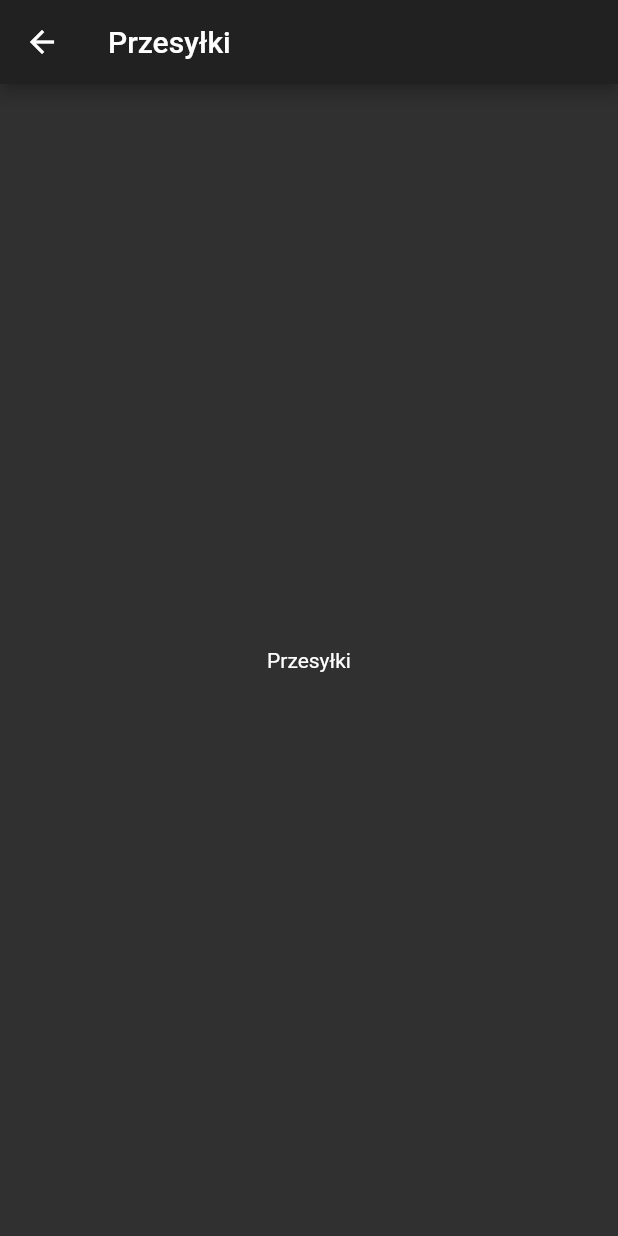
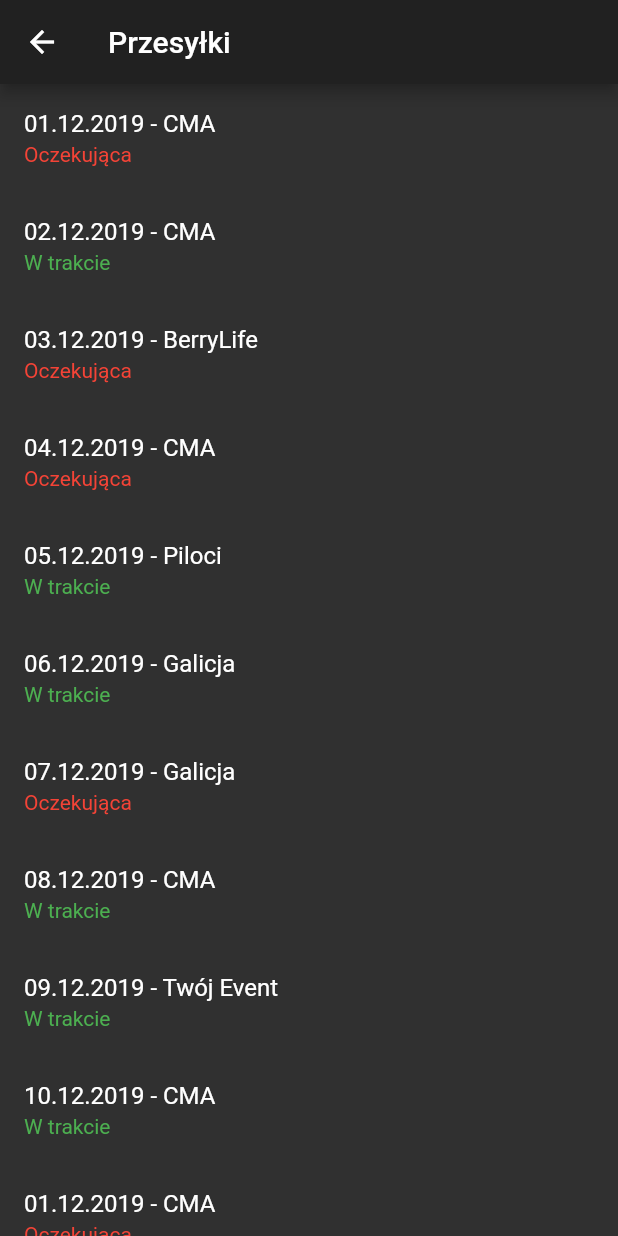
Before and after one commit to jpitucha/raporting_and_todo_app_mobile, a Flutter app: the ShippingPage screen opened by its route, on a phone screen of 412 x 824 dp. Run offline on Flutter 3.47's test engine with Material 2 defaults, Android fonts, the phone set to English and light mode, and no system bars.

Commit message:
Filled with some test data

```diff
--- a/lib/pages/shipping.dart
+++ b/lib/pages/shipping.dart
@@ -11,13 +11,89 @@
       appBar: AppBar(
         title: Text('Przesyłki'),
       ),
-      body: Center(
-        child: Column(
-          mainAxisAlignment: MainAxisAlignment.spaceEvenly,
-          children: <Widget>[
-            Text('Przesyłki')
-          ],
-        ),
+      body: ListView(
+        children: <Widget>[
+          ListTile(
+            title: Text('01.12.2019 - CMA'),
+            subtitle: Text("Oczekująca", style: TextStyle(color: Colors.red))
+          ),
+          ListTile(
+            title: Text('02.12.2019 - CMA'),
+            subtitle: Text("W trakcie", style: TextStyle(color: Colors.green))
+          ),
+          ListTile(
+            title: Text('03.12.2019 - BerryLife'),
+            subtitle: Text("Oczekująca", style: TextStyle(color: Colors.red))
+          ),
+          ListTile(
+            title: Text('04.12.2019 - CMA'),
+            subtitle: Text("Oczekująca", style: TextStyle(color: Colors.red))
+          ),
+          ListTile(
+            title: Text('05.12.2019 - Piloci'),
+            subtitle: Text("W trakcie", style: TextStyle(color: Colors.green))
+          ),
+          ListTile(
+            title: Text('06.12.2019 - Galicja'),
+            subtitle: Text("W trakcie", style: TextStyle(color: Colors.green))
+          ),
+          ListTile(
+            title: Text('07.12.2019 - Galicja'),
+            subtitle: Text("Oczekująca", style: TextStyle(color: Colors.red))
+          ),
+          ListTile(
+            title: Text('08.12.2019 - CMA'),
+            subtitle: Text("W trakcie", style: TextStyle(color: Colors.green))
+          ),
+          ListTile(
+            title: Text('09.12.2019 - Twój Event'),
+            subtitle: Text("W trakcie", style: TextStyle(color: Colors.green))
+          ),
+          ListTile(
+            title: Text('10.12.2019 - CMA'),
+            subtitle: Text("W trakcie", style: TextStyle(color: Colors.green))
+          ),
+          ListTile(
+            title: Text('01.12.2019 - CMA'),
+            subtitle: Text("Oczekująca", style: TextStyle(color: Colors.red))
+          ),
+          ListTile(
+            title: Text('02.12.2019 - CMA'),
+            subtitle: Text("W trakcie", style: TextStyle(color: Colors.green))
+          ),
+          ListTile(
+            title: Text('03.12.2019 - BerryLife'),
+            subtitle: Text("Oczekująca", style: TextStyle(color: Colors.red))
+          ),
+          ListTile(
+            title: Text('04.12.2019 - CMA'),
+            subtitle: Text("Oczekująca", style: TextStyle(color: Colors.red))
+          ),
+          ListTile(
+            title: Text('05.12.2019 - Piloci'),
+            subtitle: Text("W trakcie", style: TextStyle(color: Colors.green))
+          ),
+          ListTile(
+            title: Text('06.12.2019 - Galicja'),
+            subtitle: Text("W trakcie", style: TextStyle(color: Colors.green))
+          ),
+          ListTile(
+            title: Text('07.12.2019 - Galicja'),
+            subtitle: Text("Oczekująca", style: TextStyle(color: Colors.red))
+          ),
+          ListTile(
+            title: Text('08.12.2019 - CMA'),
+            subtitle: Text("W trakcie", style: TextStyle(color: Colors.green))
+          ),
+          ListTile(
+            title: Text('09.12.2019 - Twój Event'),
+            subtitle: Text("W trakcie", style: TextStyle(color: Colors.green))
+          ),
+          ListTile(
+            title: Text('10.12.2019 - CMA'),
+            subtitle: Text("W trakcie", style: TextStyle(color: Colors.green))
+          )
+        ],
       )
     );
   }
```
Also changed, not shown: 1 other file.
